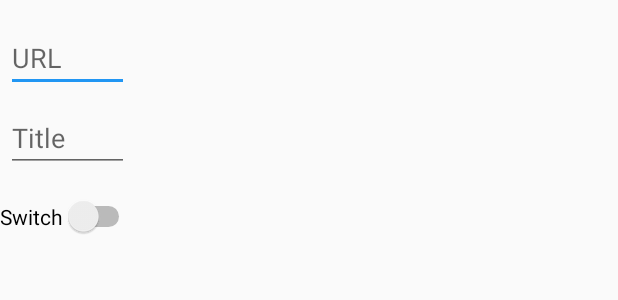
After one commit to cylonid/NativeAlphaForAndroid, an Android app: the layout add_website_dialogue.xml on its own in the app's theme, with its tools: preview values and no code run, on a phone screen of 412 x 824 dp. The commit adds this screen. Shown: the top 300 px of the screen. Run offline under Robolectric (Android 15) with nearby library versions, the phone set to English and light mode, and no system bars.

Commit message:
Basic dialogue example implemented

```diff
--- a/app/src/main/java/com/cylonid/nativefier/MainActivity.java
+++ b/app/src/main/java/com/cylonid/nativefier/MainActivity.java
@@ -1,11 +1,14 @@
 package com.cylonid.nativefier;
 
+import android.app.AlertDialog;
+import android.content.DialogInterface;
 import android.os.Bundle;
-import android.provider.ContactsContract;
+import android.view.LayoutInflater;
 import android.view.Menu;
 import android.view.MenuItem;
 import android.view.View;
 import android.widget.Button;
+import android.widget.EditText;
 import android.widget.ImageButton;
 import android.widget.LinearLayout;
 import android.widget.Toast;
@@ -20,6 +23,7 @@ import com.google.android.material.snackbar.Snackbar;
 import static android.widget.LinearLayout.HORIZONTAL;
 
 public class MainActivity extends AppCompatActivity {
+    AlertDialog.Builder dialogue_add_website;
 
 
     @Override
@@ -38,12 +42,20 @@ public class MainActivity extends AppCompatActivity {
             }
         });
 
+
+
+
+
+
+
         LinearLayout mainScreen = (LinearLayout) findViewById(R.id.mainScreen);
         WebsiteDataManager.getInstance().initContext(this);
         WebsiteDataManager.getInstance().initDummyData();
         for (WebsiteData d : WebsiteDataManager.getInstance().getWebsites())
             addRow(mainScreen, d);
-
+        dialogue_add_website = new AlertDialog.Builder(this);
+        configAddWebsiteDialogue();
+        dialogue_add_website.show();
     }
 
     @Override
@@ -125,4 +137,28 @@ public class MainActivity extends AppCompatActivity {
         mainScreen.addView(ll_row);
     }
 
+    private void configAddWebsiteDialogue() {
+        // Get the layout inflater
+        LayoutInflater inflater = getLayoutInflater();
+
+        // Inflate and set the layout for the dialog
+        // Pass null as the parent view because its going in the dialog layout
+        dialogue_add_website.setView(inflater.inflate(R.layout.add_website_dialogue, null));
+        dialogue_add_website.setTitle("Add new website");
+        // Add the buttons
+        dialogue_add_website.setPositiveButton("OK", new DialogInterface.OnClickListener() {
+            public void onClick(DialogInterface dialog, int id) {
+                // User clicked OK button
+            }
+        });
+        dialogue_add_website.setNegativeButton("Cancel", new DialogInterface.OnClickListener() {
+            public void onClick(DialogInterface dialog, int id) {
+                // User cancelled the dialog
+            }
+        });
+        AlertDialog dialog = dialogue_add_website.create();
+    }
+
+
+
 }
--- /dev/null
+++ b/app/src/main/res/layout/add_website_dialogue.xml
@@ -0,0 +1,34 @@
+<LinearLayout xmlns:android="http://schemas.android.com/apk/res/android"
+    android:orientation="vertical"
+    android:layout_width="wrap_content"
+    android:layout_height="wrap_content"
+    android:id="@+id/add_website_dialogue">
+
+    <EditText
+        android:id="@+id/username"
+        android:inputType="textUri"
+        android:layout_width="match_parent"
+        android:layout_height="wrap_content"
+        android:layout_marginTop="16dp"
+        android:layout_marginLeft="4dp"
+        android:layout_marginRight="4dp"
+        android:layout_marginBottom="4dp"
+        android:hint="URL" />
+    <EditText
+        android:id="@+id/password"
+        android:inputType="text"
+        android:layout_width="match_parent"
+        android:layout_height="wrap_content"
+        android:layout_marginTop="4dp"
+        android:layout_marginLeft="4dp"
+        android:layout_marginRight="4dp"
+        android:layout_marginBottom="16dp"
+        android:fontFamily="sans-serif"
+        android:hint="Title"/>
+
+    <Switch
+        android:id="@+id/switch1"
+        android:layout_width="match_parent"
+        android:layout_height="wrap_content"
+        android:text="Switch" />
+</LinearLayout>
```
